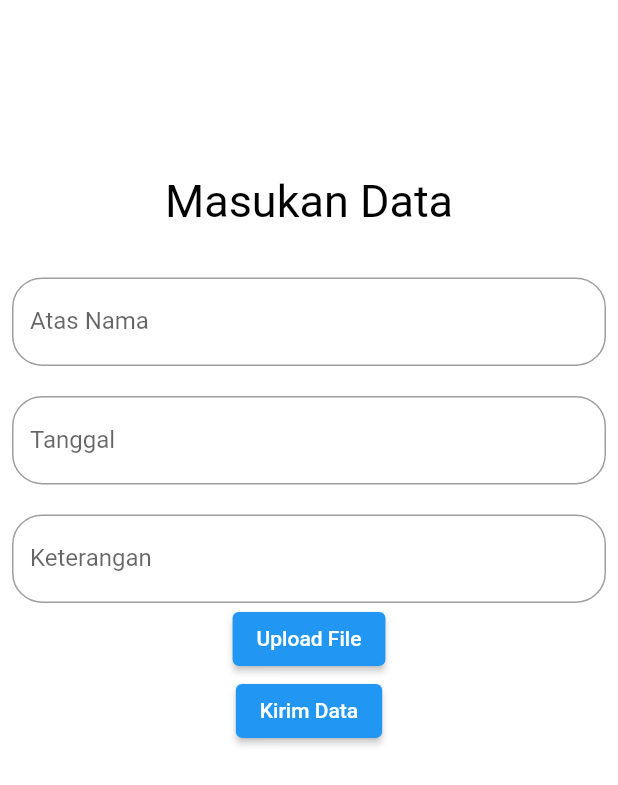
After one commit to Ip-ard/arsipdianmobile, a Flutter app: the screen it shows after launch, after a tap on "Add Data", on a phone screen of 412 x 824 dp. The commit adds this screen. Shown: the top 785 px of the screen. Run offline on Flutter 3.47's test engine with Material 2 defaults, Android fonts, the phone set to English and light mode, and no system bars; our stand-ins replace dio, file_picker, flutter_secure_storage, google_fonts, image_gallery_saver, image_picker and 3 more; accounts and stored records are empty; network calls fail.

Commit message:
Ini adalah pesan commit pertama anda

```diff
--- /dev/null
+++ b/lib/input/addData.dart
@@ -0,0 +1,180 @@
+import 'dart:io';
+
+
+import 'package:arsipdian/services/dio.dart';
+import 'package:dio/dio.dart';
+import 'package:dio/dio.dart' as Dio;
+import 'package:file_picker/file_picker.dart';
+import 'package:flutter/material.dart';
+import 'package:flutter_secure_storage/flutter_secure_storage.dart';
+import 'package:provider/provider.dart';
+
+
+import '../services/auth.dart';
+
+class addData extends StatefulWidget {
+  const addData({Key? key}) : super(key: key);
+
+  @override
+  State<addData> createState() => _addDataState();
+}
+
+class _addDataState extends State<addData> {
+
+  final storage = new FlutterSecureStorage();
+
+  ////////////////////////////////////////
+  final _formKey2 = GlobalKey<FormState>();
+  TextEditingController _atas_nama = TextEditingController();
+  TextEditingController _keterangan = TextEditingController();
+  TextEditingController _tanggal = TextEditingController();
+
+  ///////////////////////////////////////
+
+  @override
+  void initState() {
+    super.initState();
+    readToken();
+  }
+
+  void readToken() async {
+    String? token = await storage.read(key: 'token');
+    Provider.of<Auth>(context, listen: false).tryToken(token: token!);
+    print(token);
+  }
+
+
+  @override
+  Widget build(BuildContext context) {
+    return Scaffold(
+      appBar: AppBar(title: Text("Tambahkan Data"),backgroundColor: Colors.transparent,elevation: 0,),
+      backgroundColor: Color(0xFFffffff),
+
+      body: Center(
+        child: ListView(
+          children: <Widget> [Padding(
+            padding: const EdgeInsets.only(top: 20.0),
+            child: Form(
+              key: _formKey2,
+              child: Padding(
+                padding: const EdgeInsets.only(top: 8.0,right: 8.0,left: 8.0,bottom: 8.0),
+                child: Column(
+
+                  children: [
+
+                    SizedBox(height: MediaQuery. of(context).size.height*0.04,),
+                  Text("Masukan Data",style: TextStyle(fontSize: 30,color: Colors.black,),),
+                    SizedBox(height: MediaQuery. of(context).size.height*0.04,),
+
+
+                  TextFormField(
+                    decoration: new InputDecoration(
+                        hintText: "Masukan Atas Nama",
+                      labelText: "Atas Nama",
+                      border: new OutlineInputBorder(
+                        borderRadius: new BorderRadius.circular(20.0)
+                      )
+                    ),
+                      controller: _atas_nama,
+                      validator: (value) => value!.isEmpty ? 'Masukan Atas Nama ' : null,
+                  ),
+
+                  new Padding(padding: new EdgeInsets.only(top:20.0)),
+
+                    TextFormField(
+                        decoration: new InputDecoration(
+                            hintText: "Masukan Tanggal",
+                            labelText: "Tanggal",
+                            border: new OutlineInputBorder(
+                                borderRadius: new BorderRadius.circular(20.0)
+                            )
+                        ),
+                        controller: _tanggal,
+                        validator: (value) => value!.isEmpty ? 'Masukan Tanggal' : null
+                    ),
+
+                    new Padding(padding: new EdgeInsets.only(top:20.0)),
+
+                  TextFormField(
+                      decoration: new InputDecoration(
+                          hintText: "Masukan Keterangan",
+                          labelText: "Keterangan",
+                          border: new OutlineInputBorder(
+                              borderRadius: new BorderRadius.circular(20.0)
+                          )
+                      ),
+                      controller: _keterangan,
+                      validator: (value) => value!.isEmpty ? 'Masukan Keterangan' : null
+                  ),
+
+                    ElevatedButton(
+                        onPressed: (){
+                          uploadPDF();
+                        },
+                        child: Text("Upload File")),
+                    ElevatedButton(
+                      onPressed: (){
+
+                        Map createData = {
+                          'atas_nama' : _atas_nama.text,
+                          'keterangan' : _keterangan.text,
+                          'tanggal_pembuatan' : _tanggal.text
+                        };
+
+                        if(_formKey2.currentState!.validate()){
+                          Provider.of<Auth>(context, listen: false)
+                              .buat(creds:createData);
+                          Navigator.pop(context);
+                        }
+                      },
+
+                      child: Text("Kirim Data"),),
+                  ],
+                ),
+              ),
+            ),
+          ),]
+        ),
+      ),
+    );
+  }
+
+  Future uploadPDF() async {
+    //var dio = Dio();
+
+    FilePickerResult? result = await FilePicker.platform.pickFiles();
+
+    if(result!=null){
+      File file = File(result.files.single.path ?? " ");
+
+      String fileName = file.path.split('/').last;
+      String filePath = file.path;
+      print(fileName);
+
+      FormData data = FormData.fromMap({
+        'atas_nama' : _atas_nama.text,
+        'keterangan' : _keterangan.text,
+        'tanggal_pembuatan' : _tanggal.text,
+        'file' : await MultipartFile.fromFile(filePath,filename: fileName)
+
+      });
+
+      String? token = await storage.read(key: 'token');
+      Provider.of<Auth>(context, listen: false).tryToken(token: token!);
+      print(token);
+
+
+
+      //Dio.Response response = await dio().post('/posts', data: data,options: Dio.Options(headers: {'Authorization' : 'Bearer $token'}),
+
+      Dio.Response response = await dio().post('/posts', data: data,options: Dio.Options(headers: {'Authorization' : 'Bearer $token'}),
+      onSendProgress:(int sent, int total){
+        print('$sent $total');
+      });
+      print(response);
+    }else{
+      print("Result is null");
+    }
+  }
+
+}
--- a/lib/mainpage/mainlist_detail.dart
+++ b/lib/mainpage/mainlist_detail.dart
@@ -8,7 +8,6 @@ import 'package:google_fonts/google_fonts.dart';
 import 'package:image_gallery_saver/image_gallery_saver.dart';
 import 'package:path_provider/path_provider.dart';
 import 'package:permission_handler/permission_handler.dart';
-import 'package:saf/saf.dart';
 
 
 
--- /dev/null
+++ b/lib/percobaan3.dart
@@ -0,0 +1,86 @@
+
+
+import 'dart:io';
+import 'dart:typed_data';
+
+import 'package:flutter/material.dart';
+import 'package:image_picker/image_picker.dart';
+import 'package:pdf/pdf.dart';
+import 'package:pdf/widgets.dart' as pw;
+import 'package:printing/printing.dart';
+
+
+
+
+class percobaan3 extends StatefulWidget {
+  const percobaan3({Key? key}) : super(key: key);
+
+  @override
+  State<percobaan3> createState() => _percobaan3State();
+}
+
+class _percobaan3State extends State<percobaan3> {
+  File? file;
+  ImagePicker image = ImagePicker();
+  getImage() async {
+    var img = await image.pickImage(source: ImageSource.gallery);
+
+    setState(() {
+      file = File(img!.path);
+    });
+  }
+
+  getImagecam() async {
+    var img = await image.pickImage(source: ImageSource.camera);
+
+    setState(() {
+      file = File(img!.path);
+    });
+  }
+
+  Future<Uint8List> _generatePdf(PdfPageFormat format, file) async {
+    final pdf = pw.Document(version: PdfVersion.pdf_1_5, compress: true);
+    final font = await PdfGoogleFonts.nunitoExtraLight();
+
+    final showimage = pw.MemoryImage(file.readAsBytesSync());
+
+    pdf.addPage(
+      pw.Page(
+        pageFormat: format,
+        build: (context) {
+          return pw.Center(
+            child: pw.Image(showimage, fit: pw.BoxFit.contain),
+          );
+        },
+      ),
+    );
+
+    return pdf.save();
+  }
+
+  @override
+  Widget build(BuildContext context) {
+    return MaterialApp(
+      home: Scaffold(
+        appBar: AppBar(
+          title: Text(" WEB FUN pdf maker"),
+          actions: [
+            IconButton(
+              onPressed: getImage,
+              icon: Icon(Icons.image),
+            ),
+            IconButton(
+              onPressed: getImagecam,
+              icon: Icon(Icons.camera),
+            ),
+          ],
+        ),
+        body: file == null
+            ? Container()
+            : PdfPreview(
+          build: (format) => _generatePdf(format, file),
+        ),
+      ),
+    );
+  }
+}
--- a/lib/screens/home_screen.dart
+++ b/lib/screens/home_screen.dart
@@ -1,5 +1,7 @@
+import 'package:arsipdian/input/addData.dart';
 import 'package:arsipdian/mainpage/mainlist.dart';
 import 'package:arsipdian/percobaan.dart';
+import 'package:arsipdian/percobaan4.dart';
 import 'package:arsipdian/screens/login_screen.dart';
 import 'package:arsipdian/services/auth.dart';
 import 'package:flutter/material.dart';
@@ -7,6 +9,7 @@ import 'package:flutter_secure_storage/flutter_secure_storage.dart';
 import 'package:provider/provider.dart';
 
 import '../percobaan2.dart';
+import '../percobaan3.dart';
 
 class HomeScreen extends StatefulWidget {
   const HomeScreen({Key? key}) : super(key: key);
@@ -34,15 +37,21 @@ class _HomeScreenState extends State<HomeScreen> {
   @override
   Widget build(BuildContext context) {
     return Scaffold(
-      appBar: AppBar(
+      /*appBar: AppBar(
         title: Text('Arsip'),
-      ),
+      ),*/
       body:
-      Column(
+      ListView(
         children: <Widget>[
+          Image.asset("assets/image/ils.png"),
           Center(
             child: Text('Home Screen')
           ),
+          ElevatedButton(
+              onPressed: (){
+                Navigator.of(context).push(MaterialPageRoute(builder: (context)=> LoginScreen()));
+              },
+              child: Text('Login')),
 
           ElevatedButton(
               onPressed: (){
@@ -52,7 +61,19 @@ class _HomeScreenState extends State<HomeScreen> {
 
           ElevatedButton(onPressed: (){
             Navigator.of(context).push(MaterialPageRoute(builder: (context)=> percobaan2()));
-          }, child: Text("Percobaan"))
+          }, child: Text("Percobaan")),
+
+          ElevatedButton(onPressed: (){
+            Navigator.of(context).push(MaterialPageRoute(builder: (context)=> addData()));
+          }, child: Text("Add Data")),
+
+          ElevatedButton(onPressed: (){
+            Navigator.of(context).push(MaterialPageRoute(builder: (context)=> percobaan3()));
+          }, child: Text("Pick Picture")),
+
+          ElevatedButton(onPressed: (){
+            Navigator.of(context).push(MaterialPageRoute(builder: (context)=> percobaan4()));
+          }, child: Text("Pick Picture 2"))
 
 
         ],
--- a/lib/services/auth.dart
+++ b/lib/services/auth.dart
@@ -78,4 +78,27 @@ class Auth extends ChangeNotifier{
 
     await storage.delete(key: 'token');
   }
+
+  ////////////////////////////Create Post
+  void buat({required Map creds}) async {
+    print(creds);
+
+    try {
+      Dio.Response response = await dio().post('/posts', data: creds,options: Dio.Options(headers: {'Authorization' : 'Bearer $_token'}));
+
+
+      print(response.data.toString());
+
+      //String token = response.data.toString();
+      //this.tryToken(token: token);
+
+      //_isLoggedIn = true;
+
+      //notifyListeners();
+    }catch(e){
+      print(e);
+    }
+
+
+  }
 }
```
Also changed, not shown: lib/percobaan4.dart (added, +163 -0 lines), lib/screens/login_screen.dart (+35 -7 lines), pubspec.yaml (+6 -3 lines), assets/image/ils.png (added), assets/image/ils2.png (added), assets/image/ils3.png (added), lib/screens/register.dart (added), pubspec.lock, 5 other files.
